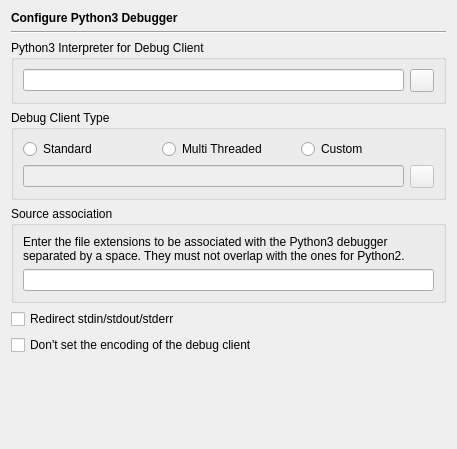
Qt form Preferences/ConfigurationPages/DebuggerPython3Page.ui (testmana2/test) before a commit.
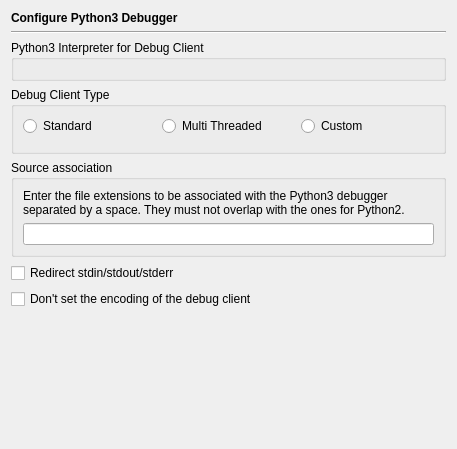
The same form after that commit. Custom widgets are drawn as their Qt base class.

Commit message: Changed the Python3 debugger page to use the path picker.

Patch:
```diff
--- a/Preferences/ConfigurationPages/DebuggerPython3Page.ui
+++ b/Preferences/ConfigurationPages/DebuggerPython3Page.ui
@@ -36,21 +36,17 @@
      <property name="title">
       <string>Python3 Interpreter for Debug Client</string>
      </property>
-     <layout class="QGridLayout" name="gridLayout">
-      <item row="0" column="0">
-       <widget class="QLineEdit" name="interpreterEdit">
+     <layout class="QVBoxLayout" name="verticalLayout_3">
+      <item>
+       <widget class="E5PathPicker" name="interpreterPicker" native="true">
+        <property name="focusPolicy">
+         <enum>Qt::StrongFocus</enum>
+        </property>
         <property name="toolTip">
          <string>Enter the path of the Python3 interpreter to be used by the debug client. Leave empty to use the default.</string>
         </property>
        </widget>
       </item>
-      <item row="0" column="1">
-       <widget class="QToolButton" name="interpreterButton">
-        <property name="toolTip">
-         <string>Press to select the Python3 interpreter via a file selection dialog</string>
-        </property>
-       </widget>
-      </item>
      </layout>
     </widget>
    </item>
@@ -59,31 +55,7 @@
      <property name="title">
       <string>Debug Client Type</string>
      </property>
-     <layout class="QGridLayout">
-      <item row="1" column="0" colspan="3">
-       <layout class="QHBoxLayout">
-        <item>
-         <widget class="QLineEdit" name="debugClientEdit">
-          <property name="enabled">
-           <bool>false</bool>
-          </property>
-          <property name="toolTip">
-           <string>Enter the path of the Debug Client to be used.  Leave empty to use the default.</string>
-          </property>
-         </widget>
-        </item>
-        <item>
-         <widget class="QToolButton" name="debugClientButton">
-          <property name="enabled">
-           <bool>false</bool>
-          </property>
-          <property name="toolTip">
-           <string>Press to select the Debug Client via a file selection dialog</string>
-          </property>
-         </widget>
-        </item>
-       </layout>
-      </item>
+     <layout class="QGridLayout" name="gridLayout">
       <item row="0" column="0">
        <widget class="QRadioButton" name="standardButton">
         <property name="toolTip">
@@ -94,6 +66,16 @@
         </property>
        </widget>
       </item>
+      <item row="0" column="1">
+       <widget class="QRadioButton" name="threadedButton">
+        <property name="toolTip">
+         <string>Select the multi threaded debug client</string>
+        </property>
+        <property name="text">
+         <string>Multi Threaded</string>
+        </property>
+       </widget>
+      </item>
       <item row="0" column="2">
        <widget class="QRadioButton" name="customButton">
         <property name="toolTip">
@@ -104,13 +86,16 @@
         </property>
        </widget>
       </item>
-      <item row="0" column="1">
-       <widget class="QRadioButton" name="threadedButton">
+      <item row="1" column="0" colspan="3">
+       <widget class="E5PathPicker" name="debugClientPicker" native="true">
+        <property name="enabled">
+         <bool>false</bool>
+        </property>
+        <property name="focusPolicy">
+         <enum>Qt::StrongFocus</enum>
+        </property>
         <property name="toolTip">
-         <string>Select the multi threaded debug client</string>
-        </property>
-        <property name="text">
-         <string>Multi Threaded</string>
+         <string>Enter the path of the Debug Client to be used.  Leave empty to use the default.</string>
         </property>
        </widget>
       </item>
@@ -174,6 +159,14 @@
    </item>
   </layout>
  </widget>
+ <customwidgets>
+  <customwidget>
+   <class>E5PathPicker</class>
+   <extends>QWidget</extends>
+   <header>E5Gui/E5PathPicker.h</header>
+   <container>1</container>
+  </customwidget>
+ </customwidgets>
  <tabstops>
   <tabstop>interpreterEdit</tabstop>
   <tabstop>interpreterButton</tabstop>
```
Left out of the diff: 16 changed lines with no effect on the pictures. The commit also changes 2 other files.
